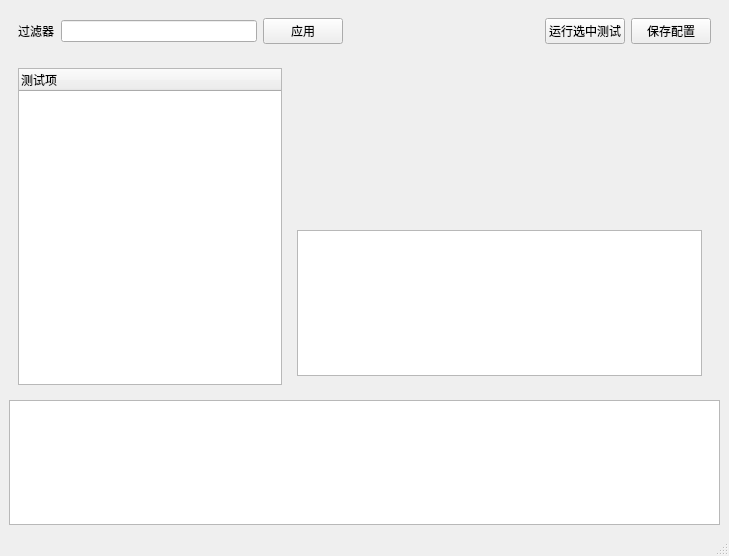
First picture: the form in source/engine/case_editor_ui.ui, repository chopin1993/protocolmaster-20210731, before the edit.
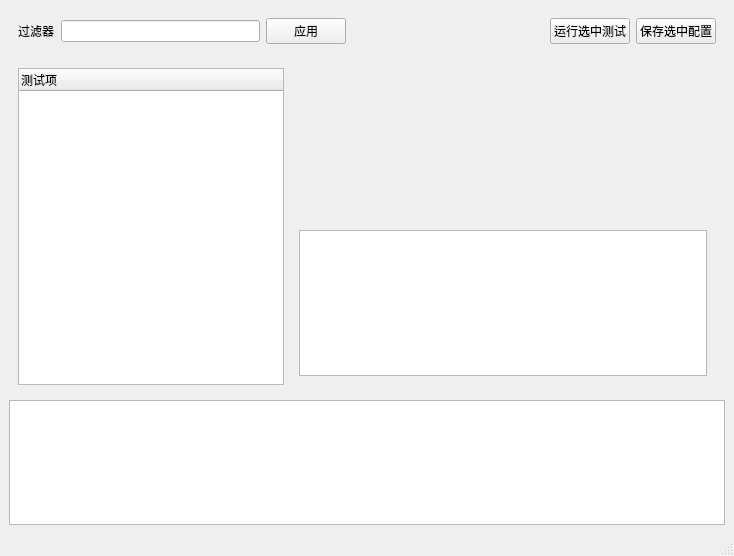
Second picture: the form after the edit.

What changed in the file:
```diff
--- a/source/engine/case_editor_ui.ui
+++ b/source/engine/case_editor_ui.ui
@@ -71,7 +71,7 @@
        <item>
         <widget class="QPushButton" name="saveConfigButton">
          <property name="text">
-          <string>保存配置</string>
+          <string>保存选中配置</string>
          </property>
         </widget>
        </item>
@@ -157,6 +157,12 @@
         <verstretch>3</verstretch>
        </sizepolicy>
       </property>
+      <property name="minimumSize">
+       <size>
+        <width>716</width>
+        <height>0</height>
+       </size>
+      </property>
      </widget>
     </item>
    </layout>
```
